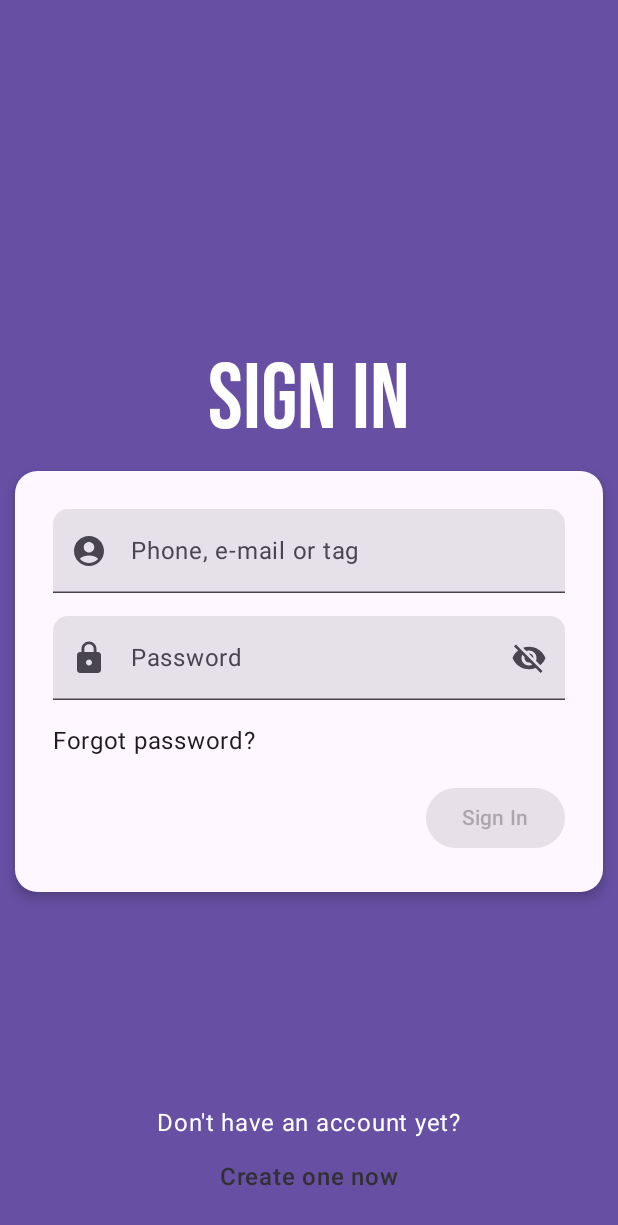
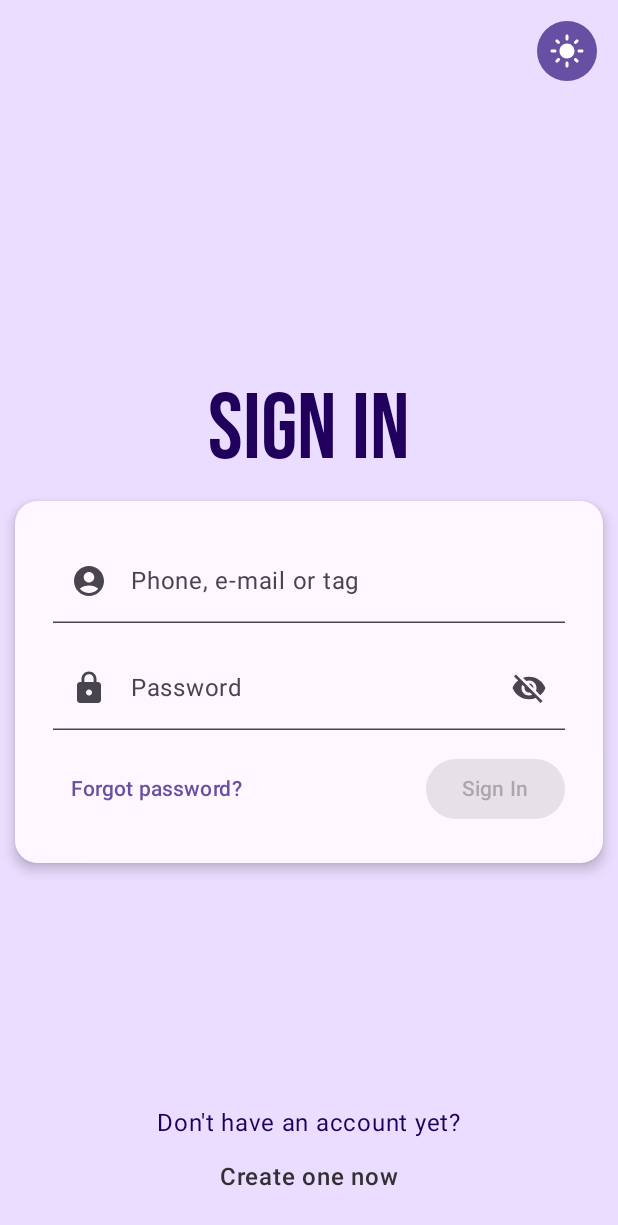
Before and after one commit to rChaoz/bankar, an Android app built with Jetpack Compose: the screen it shows after launch (MainActivity), on a phone screen of 412 x 824 dp. Shown: the top 1225 px of the screen. Run offline under Robolectric (Android 15) with nearby library versions, the phone set to English and light mode, and no system bars.

Commit message:
front: Add theme toggle with DataStore

```diff
--- a/frontend/build.gradle.kts
+++ b/frontend/build.gradle.kts
@@ -55,6 +55,7 @@ dependencies {
     implementation(libs.lifecycle.runtime.ktx)
     implementation(libs.lifecycle.viewmodel.compose)
     implementation(libs.activity.compose)
+    implementation(libs.androidx.datastore.preferences)
     implementation(platform(libs.compose.bom))
     implementation(libs.ui)
     implementation(libs.ui.graphics)
--- a/frontend/src/main/java/ro/bankar/app/MainActivity.kt
+++ b/frontend/src/main/java/ro/bankar/app/MainActivity.kt
@@ -3,18 +3,48 @@ package ro.bankar.app
 import android.os.Bundle
 import androidx.activity.ComponentActivity
 import androidx.activity.compose.setContent
+import androidx.compose.foundation.isSystemInDarkTheme
 import androidx.compose.foundation.layout.fillMaxSize
 import androidx.compose.material3.MaterialTheme
 import androidx.compose.material3.Surface
+import androidx.compose.runtime.CompositionLocalProvider
+import androidx.compose.runtime.collectAsState
+import androidx.compose.runtime.compositionLocalOf
+import androidx.compose.runtime.getValue
+import androidx.compose.runtime.remember
+import androidx.compose.runtime.rememberCoroutineScope
 import androidx.compose.ui.Modifier
+import androidx.datastore.core.DataStore
+import androidx.datastore.preferences.core.Preferences
+import androidx.datastore.preferences.core.edit
+import kotlinx.coroutines.flow.map
+import kotlinx.coroutines.launch
 import ro.bankar.app.ui.LoginScreen
 import ro.bankar.app.ui.theme.AppTheme
+
+data class ThemeMode(val isDarkMode: Boolean, val toggleThemeMode: () -> Unit)
+
+val LocalThemeMode = compositionLocalOf { ThemeMode(false) {} }
+val LocalDataStore = compositionLocalOf<DataStore<Preferences>?> { null }
 
 class MainActivity : ComponentActivity() {
     override fun onCreate(savedInstanceState: Bundle?) {
         super.onCreate(savedInstanceState)
         setContent {
-            AppTheme(useDarkTheme = false) {
+            val coroutineScope = rememberCoroutineScope()
+
+            val isSystemDarkMode = isSystemInDarkTheme()
+            val isDarkTheme by remember { dataStore.data.map { it[IS_DARK_MODE] ?: isSystemDarkMode } }.collectAsState(isSystemDarkMode)
+
+            AppTheme(useDarkTheme = isDarkTheme) {
+                CompositionLocalProvider(
+                    LocalThemeMode provides ThemeMode(isDarkTheme) {
+                        coroutineScope.launch {
+                            dataStore.edit { it[IS_DARK_MODE] = !isDarkTheme }
+                        }
+                    },
+                    LocalDataStore provides dataStore
+                ) {
                     // A surface container using the 'background' color from the theme
                     Surface(
                         modifier = Modifier.fillMaxSize(),
@@ -28,3 +58,4 @@ class MainActivity : ComponentActivity() {
             }
         }
     }
+}
--- /dev/null
+++ b/frontend/src/main/java/ro/bankar/app/Preferences.kt
@@ -0,0 +1,11 @@
+package ro.bankar.app
+
+import android.content.Context
+import androidx.datastore.core.DataStore
+import androidx.datastore.preferences.core.Preferences
+import androidx.datastore.preferences.core.booleanPreferencesKey
+import androidx.datastore.preferences.preferencesDataStore
+
+val Context.dataStore: DataStore<Preferences> by preferencesDataStore(name = "settings")
+
+val IS_DARK_MODE = booleanPreferencesKey("isDarkMode")
--- a/frontend/src/main/java/ro/bankar/app/ui/LoginScreen.kt
+++ b/frontend/src/main/java/ro/bankar/app/ui/LoginScreen.kt
@@ -1,12 +1,13 @@
 package ro.bankar.app.ui
 
+import android.util.Log
 import androidx.activity.compose.BackHandler
 import androidx.compose.animation.animateContentSize
 import androidx.compose.foundation.ExperimentalFoundationApi
-import androidx.compose.foundation.clickable
 import androidx.compose.foundation.layout.Arrangement
 import androidx.compose.foundation.layout.Box
 import androidx.compose.foundation.layout.Column
+import androidx.compose.foundation.layout.Row
 import androidx.compose.foundation.layout.fillMaxSize
 import androidx.compose.foundation.layout.fillMaxWidth
 import androidx.compose.foundation.layout.padding
@@ -50,8 +51,10 @@ import androidx.lifecycle.viewModelScope
 import androidx.lifecycle.viewmodel.compose.viewModel
 import kotlinx.coroutines.delay
 import kotlinx.coroutines.launch
+import ro.bankar.app.LocalThemeMode
 import ro.bankar.app.R
 import ro.bankar.app.ui.components.LoadingOverlay
+import ro.bankar.app.ui.components.ThemeToggle
 import ro.bankar.app.ui.theme.AppTheme
 import kotlin.time.Duration.Companion.seconds
 
@@ -59,11 +62,19 @@ import kotlin.time.Duration.Companion.seconds
 @Composable
 fun LoginScreen() {
     val pager = rememberPagerState()
+    val themeMode = LocalThemeMode.current
 
-    Surface(color = MaterialTheme.colorScheme.primary) {
+    Surface(color = MaterialTheme.colorScheme.primaryContainer) {
         Box(
             modifier = Modifier.fillMaxSize(),
         ) {
+            ThemeToggle(
+                isDarkMode = themeMode.isDarkMode,
+                onToggle = themeMode.toggleThemeMode,
+                modifier = Modifier
+                    .align(Alignment.TopEnd)
+                    .padding(top = 10.dp, end = 10.dp)
+            )
             Column(
                 verticalArrangement = Arrangement.spacedBy(10.dp),
                 modifier = Modifier
@@ -76,6 +87,7 @@ fun LoginScreen() {
                     modifier = Modifier.align(Alignment.CenterHorizontally)
                 )
                 Surface(
+                    color = MaterialTheme.colorScheme.surface,
                     modifier = Modifier.fillMaxWidth(),
                     shape = RoundedCornerShape(15.dp),
                     shadowElevation = 5.dp,
@@ -139,6 +151,8 @@ class InitialLoginModel : ViewModel() {
         try {
             delay(3.seconds)
             onStepComplete()
+        } catch (e: Exception) {
+            Log.d("BanKAR", "login: a crapat")
         } finally {
             loading = false
         }
@@ -196,14 +210,20 @@ private fun InitialLoginStep(onStepComplete: () -> Unit) {
                 },
                 keyboardActions = KeyboardActions(onDone = { model.login(onStepComplete, focusManager) })
             )
-
-            Text(text = "Forgot password?", modifier = Modifier.clickable {})
-            Button(
-                enabled = model.username.isNotEmpty() && model.password.isNotEmpty() && !model.loading,
-                onClick = { model.login(onStepComplete, focusManager) },
-                modifier = Modifier.align(Alignment.End),
+            Row(
+                modifier = Modifier.fillMaxWidth(),
+                horizontalArrangement = Arrangement.SpaceBetween,
+                verticalAlignment = Alignment.CenterVertically,
             ) {
-                Text(text = "Sign In")
+                TextButton(onClick = {}) {
+                    Text(text = "Forgot password?")
+                }
+                Button(
+                    enabled = model.username.isNotEmpty() && model.password.isNotEmpty() && !model.loading,
+                    onClick = { model.login(onStepComplete, focusManager) },
+                ) {
+                    Text(text = "Sign In")
+                }
             }
         }
 
--- /dev/null
+++ b/frontend/src/main/java/ro/bankar/app/ui/components/ThemeToggle.kt
@@ -0,0 +1,23 @@
+package ro.bankar.app.ui.components
+
+import androidx.compose.material3.FilledIconButton
+import androidx.compose.material3.Icon
+import androidx.compose.runtime.Composable
+import androidx.compose.ui.Modifier
+import androidx.compose.ui.res.painterResource
+import ro.bankar.app.R
+
+@Composable
+fun ThemeToggle(
+    isDarkMode: Boolean,
+    onToggle: () -> Unit,
+    modifier: Modifier = Modifier,
+    enabled: Boolean = true,
+) {
+    FilledIconButton(onToggle, modifier, enabled) {
+        Icon(
+            painter = painterResource(if (isDarkMode) R.drawable.baseline_dark_mode_24 else R.drawable.baseline_light_mode_24),
+            contentDescription = if (isDarkMode) "Dark mode" else "Light mode"
+        )
+    }
+}
--- a/frontend/src/main/java/ro/bankar/app/ui/theme/Theme.kt
+++ b/frontend/src/main/java/ro/bankar/app/ui/theme/Theme.kt
@@ -1,9 +1,11 @@
 package ro.bankar.app.ui.theme
 
+import androidx.compose.animation.animateColorAsState
 import androidx.compose.foundation.isSystemInDarkTheme
+import androidx.compose.material3.ColorScheme
 import androidx.compose.material3.MaterialTheme
+import androidx.compose.material3.darkColorScheme
 import androidx.compose.material3.lightColorScheme
-import androidx.compose.material3.darkColorScheme
 import androidx.compose.runtime.Composable
 
 
@@ -82,8 +84,43 @@ fun AppTheme(
         darkColors
     }
 
+    @Suppress("AnimateAsStateLabel")
+    val animatedColors = with(colors) {
+        ColorScheme(
+            animateColorAsState(primary).value,
+            animateColorAsState(onPrimary).value,
+            animateColorAsState(primaryContainer).value,
+            animateColorAsState(onPrimaryContainer).value,
+            animateColorAsState(inversePrimary).value,
+            animateColorAsState(secondary).value,
+            animateColorAsState(onSecondary).value,
+            animateColorAsState(secondaryContainer).value,
+            animateColorAsState(onSecondaryContainer).value,
+            animateColorAsState(tertiary).value,
+            animateColorAsState(onTertiary).value,
+            animateColorAsState(tertiaryContainer).value,
+            animateColorAsState(onTertiaryContainer).value,
+            animateColorAsState(background).value,
+            animateColorAsState(onBackground).value,
+            animateColorAsState(surface).value,
+            animateColorAsState(onSurface).value,
+            animateColorAsState(surfaceVariant).value,
+            animateColorAsState(onSurfaceVariant).value,
+            animateColorAsState(surfaceTint).value,
+            animateColorAsState(inverseSurface).value,
+            animateColorAsState(inverseOnSurface).value,
+            animateColorAsState(error).value,
+            animateColorAsState(onError).value,
+            animateColorAsState(errorContainer).value,
+            animateColorAsState(onErrorContainer).value,
+            animateColorAsState(outline).value,
+            animateColorAsState(outlineVariant).value,
+            animateColorAsState(scrim).value,
+        )
+    }
+
     MaterialTheme(
-        colorScheme = colors,
+        colorScheme = animatedColors,
         content = content,
         typography = Typography
     )
--- /dev/null
+++ b/frontend/src/main/res/drawable/baseline_dark_mode_24.xml
@@ -0,0 +1,5 @@
+<vector android:height="24dp" android:tint="#000000"
+    android:viewportHeight="24" android:viewportWidth="24"
+    android:width="24dp" xmlns:android="http://schemas.android.com/apk/res/android">
+    <path android:fillColor="@android:color/white" android:pathData="M12,3c-4.97,0 -9,4.03 -9,9s4.03,9 9,9s9,-4.03 9,-9c0,-0.46 -0.04,-0.92 -0.1,-1.36c-0.98,1.37 -2.58,2.26 -4.4,2.26c-2.98,0 -5.4,-2.42 -5.4,-5.4c0,-1.81 0.89,-3.42 2.26,-4.4C12.92,3.04 12.46,3 12,3L12,3z"/>
+</vector>
--- /dev/null
+++ b/frontend/src/main/res/drawable/baseline_light_mode_24.xml
@@ -0,0 +1,5 @@
+<vector android:height="24dp" android:tint="#000000"
+    android:viewportHeight="24" android:viewportWidth="24"
+    android:width="24dp" xmlns:android="http://schemas.android.com/apk/res/android">
+    <path android:fillColor="@android:color/white" android:pathData="M12,7c-2.76,0 -5,2.24 -5,5s2.24,5 5,5s5,-2.24 5,-5S14.76,7 12,7L12,7zM2,13l2,0c0.55,0 1,-0.45 1,-1s-0.45,-1 -1,-1l-2,0c-0.55,0 -1,0.45 -1,1S1.45,13 2,13zM20,13l2,0c0.55,0 1,-0.45 1,-1s-0.45,-1 -1,-1l-2,0c-0.55,0 -1,0.45 -1,1S19.45,13 20,13zM11,2v2c0,0.55 0.45,1 1,1s1,-0.45 1,-1V2c0,-0.55 -0.45,-1 -1,-1S11,1.45 11,2zM11,20v2c0,0.55 0.45,1 1,1s1,-0.45 1,-1v-2c0,-0.55 -0.45,-1 -1,-1C11.45,19 11,19.45 11,20zM5.99,4.58c-0.39,-0.39 -1.03,-0.39 -1.41,0c-0.39,0.39 -0.39,1.03 0,1.41l1.06,1.06c0.39,0.39 1.03,0.39 1.41,0s0.39,-1.03 0,-1.41L5.99,4.58zM18.36,16.95c-0.39,-0.39 -1.03,-0.39 -1.41,0c-0.39,0.39 -0.39,1.03 0,1.41l1.06,1.06c0.39,0.39 1.03,0.39 1.41,0c0.39,-0.39 0.39,-1.03 0,-1.41L18.36,16.95zM19.42,5.99c0.39,-0.39 0.39,-1.03 0,-1.41c-0.39,-0.39 -1.03,-0.39 -1.41,0l-1.06,1.06c-0.39,0.39 -0.39,1.03 0,1.41s1.03,0.39 1.41,0L19.42,5.99zM7.05,18.36c0.39,-0.39 0.39,-1.03 0,-1.41c-0.39,-0.39 -1.03,-0.39 -1.41,0l-1.06,1.06c-0.39,0.39 -0.39,1.03 0,1.41s1.03,0.39 1.41,0L7.05,18.36z"/>
+</vector>
--- a/gradle/libs.versions.toml
+++ b/gradle/libs.versions.toml
@@ -2,6 +2,7 @@
 com-android-application = "8.0.0"
 constraintlayout-compose = "1.0.1"
 android-navigation-compose = "2.5.3"
+androidx-datastore-preferences = "1.0.0"
 org-jetbrains-kotlin-android = "1.8.10"
 core-ktx = "1.10.0"
 junit = "4.13.2"
@@ -16,6 +17,7 @@ io-ktor-client = "2.2.4"
 [libraries]
 androidx-constraintlayout-compose = { module = "androidx.constraintlayout:constraintlayout-compose", version.ref = "constraintlayout-compose" }
 androidx-navigation-compose = { module = "androidx.navigation:navigation-compose", version.ref = "android-navigation-compose" }
+androidx-datastore-preferences = { group = "androidx.datastore", name = "datastore-preferences", version.ref = "androidx-datastore-preferences" }
 core-ktx = { group = "androidx.core", name = "core-ktx", version.ref = "core-ktx" }
 junit = { group = "junit", name = "junit", version.ref = "junit" }
 androidx-test-ext-junit = { group = "androidx.test.ext", name = "junit", version.ref = "androidx-test-ext-junit" }
```
Lines whose indentation alone changed are shown as unchanged.
